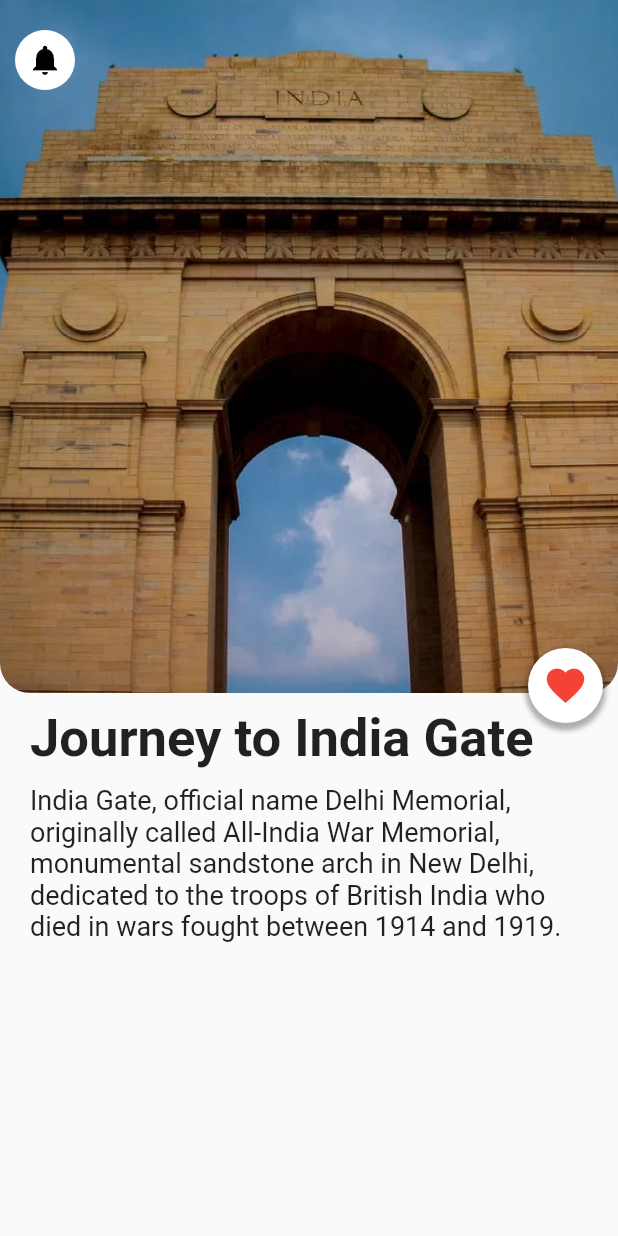
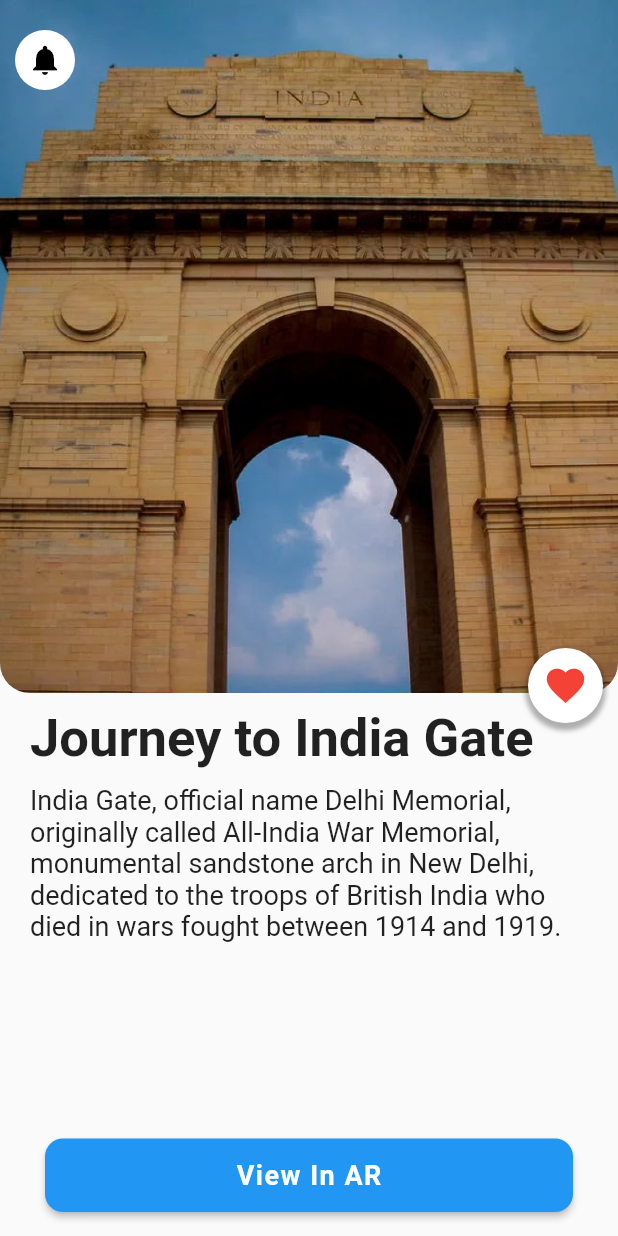
Before and after one commit to rishabh0906/WinAR-SIH-App, a Flutter app: the DestinationScreen screen opened directly with sample values from the repository, on a phone screen of 412 x 824 dp. Run offline on Flutter 3.47's test engine with Material 2 defaults, Android fonts, the light colour scheme and no system bars; our stand-ins replace carousel_slider, flutter_rating_bar, flutter_snake_navigationbar, get, google_nav_bar; missing offline and left inert: device_apps; network calls fail.

Commit message:
App raat wali complete

```diff
--- a/lib/Destinationpage.dart
+++ b/lib/Destinationpage.dart
@@ -1,6 +1,10 @@
 // ignore_for_file: prefer_const_constructors, prefer_const_literals_to_create_immutables
 
+import 'dart:developer';
+
+import 'package:device_apps/device_apps.dart';
 import 'package:flutter/material.dart';
+import 'package:flutter/services.dart';
 import 'package:teleport_ar/Models/Destination.dart';
 import 'package:teleport_ar/Models/destination_details_model.dart';
 
@@ -17,6 +21,30 @@ class _DestinationScreenState extends State<DestinationScreen> {
   Widget build(BuildContext context) {
     return SafeArea(
       child: Scaffold(
+        floatingActionButton: Container(
+          margin: EdgeInsets.symmetric(horizontal: 30),
+          child: Row(
+            children: [
+              Expanded(
+                child: ElevatedButton(
+                  onPressed: () {
+                    openArPortal();
+                  },
+                  child: Text("View In AR", style: TextStyle(fontWeight: FontWeight.bold, letterSpacing: 1, fontSize: 18),),
+                  style: ElevatedButton.styleFrom(
+                    padding: EdgeInsets.symmetric(vertical: 14),
+                    shape: RoundedRectangleBorder(
+                      borderRadius: BorderRadius.circular(12)
+                    )
+                  ),
+
+                ),
+              ),
+            ],
+          ),
+        ),
+        floatingActionButtonLocation: FloatingActionButtonLocation.centerFloat,
+
         body: ListView(
           children: [
             Stack(
@@ -115,4 +143,17 @@ class _DestinationScreenState extends State<DestinationScreen> {
       ),
     );
   }
+
+  void openArPortal() async{
+    try {
+      List<Application> apps = await DeviceApps.getInstalledApplications();
+      log("$apps");
+      DeviceApps.openApp('com.jacob.windmill');
+
+    } on PlatformException catch (e) {
+      log("Platform error while opening AR portal");
+    }
+  }
+
+
 }
--- a/lib/navbar.dart
+++ b/lib/navbar.dart
@@ -26,7 +26,7 @@ class _NavBarState extends State<NavBar> with SingleTickerProviderStateMixin {
   final _pageController = PageController();
 
   TabController? tabController;
-  int _selectedIndex = 0;
+  int _selectedIndex = 1;
 
   @override
   void initState() {
```
Also changed, not shown: lib/constants/list_files.dart (+14 -14 lines), lib/homepage.dart (+15 -2 lines), lib/locationpage.dart (+5 -3 lines).
